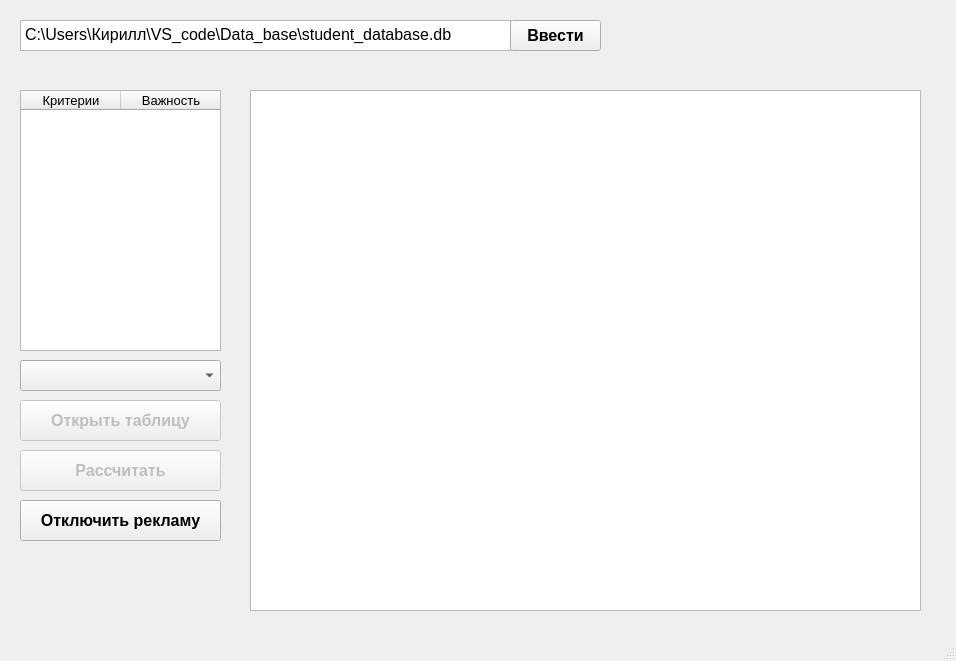
First picture: the form in mainwindow.ui, repository L0BERY/hierarchy-analysis, before the edit.
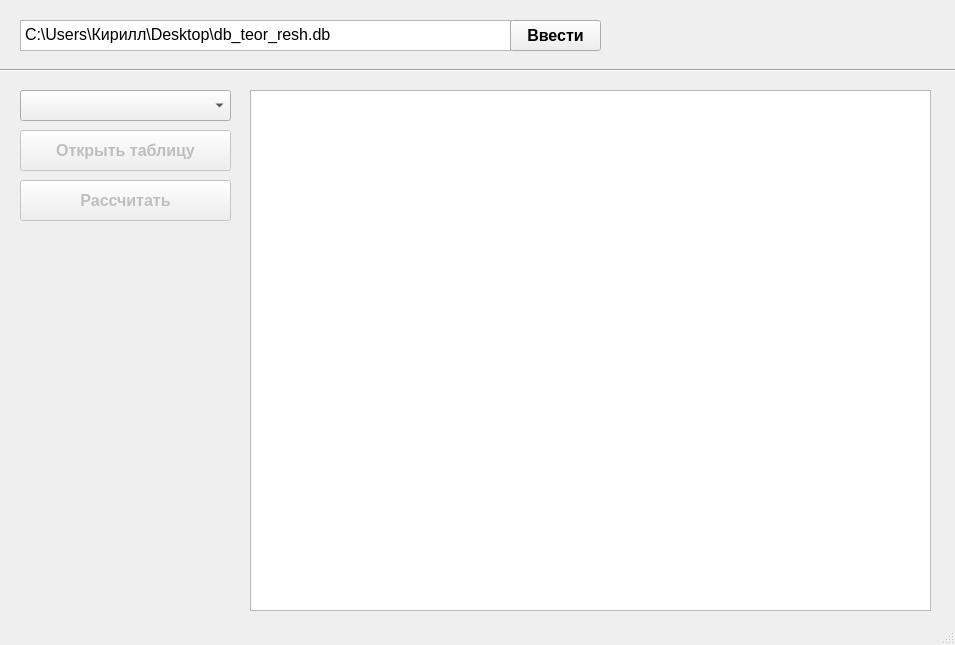
Second picture: the form after the edit.

Diff of the .ui file:
```diff
--- a/mainwindow.ui
+++ b/mainwindow.ui
@@ -6,8 +6,8 @@
    <rect>
     <x>0</x>
     <y>0</y>
-    <width>956</width>
-    <height>661</height>
+    <width>955</width>
+    <height>645</height>
    </rect>
   </property>
   <property name="windowTitle">
@@ -38,48 +38,12 @@
 &lt;html&gt;&lt;head&gt;&lt;meta name=&quot;qrichtext&quot; content=&quot;1&quot; /&gt;&lt;style type=&quot;text/css&quot;&gt;
 p, li { white-space: pre-wrap; }
 &lt;/style&gt;&lt;/head&gt;&lt;body style=&quot; font-family:'MS Shell Dlg 2'; font-size:12pt; font-weight:400; font-style:normal;&quot;&gt;
-&lt;p style=&quot; margin-top:0px; margin-bottom:0px; margin-left:0px; margin-right:0px; -qt-block-indent:0; text-indent:0px;&quot;&gt;C:\Users\Кирилл\VS_code\Data_base\student_database.db&lt;/p&gt;&lt;/body&gt;&lt;/html&gt;</string>
+&lt;p style=&quot; margin-top:0px; margin-bottom:0px; margin-left:0px; margin-right:0px; -qt-block-indent:0; text-indent:0px;&quot;&gt;C:\Users\Кирилл\Desktop\db_teor_resh.db&lt;/p&gt;&lt;/body&gt;&lt;/html&gt;</string>
     </property>
     <property name="placeholderText">
      <string>Введите путь к базе данных</string>
     </property>
    </widget>
-   <widget class="QTableWidget" name="table_kriter">
-    <property name="geometry">
-     <rect>
-      <x>20</x>
-      <y>90</y>
-      <width>201</width>
-      <height>261</height>
-     </rect>
-    </property>
-    <property name="horizontalScrollBarPolicy">
-     <enum>Qt::ScrollBarAlwaysOff</enum>
-    </property>
-    <property name="showGrid">
-     <bool>true</bool>
-    </property>
-    <column>
-     <property name="text">
-      <string>Критерии</string>
-     </property>
-     <property name="font">
-      <font>
-       <pointsize>10</pointsize>
-      </font>
-     </property>
-    </column>
-    <column>
-     <property name="text">
-      <string>Важность</string>
-     </property>
-     <property name="font">
-      <font>
-       <pointsize>10</pointsize>
-      </font>
-     </property>
-    </column>
-   </widget>
    <widget class="QPushButton" name="but_file_path">
     <property name="geometry">
      <rect>
@@ -103,61 +67,6 @@
      <string>Ввести</string>
     </property>
    </widget>
-   <widget class="QPushButton" name="but_start">
-    <property name="enabled">
-     <bool>false</bool>
-    </property>
-    <property name="geometry">
-     <rect>
-      <x>20</x>
-      <y>450</y>
-      <width>201</width>
-      <height>41</height>
-     </rect>
-    </property>
-    <property name="font">
-     <font>
-      <pointsize>12</pointsize>
-      <weight>75</weight>
-      <bold>true</bold>
-     </font>
-    </property>
-    <property name="cursor">
-     <cursorShape>PointingHandCursor</cursorShape>
-    </property>
-    <property name="text">
-     <string>Рассчитать</string>
-    </property>
-    <property name="checkable">
-     <bool>false</bool>
-    </property>
-    <property name="checked">
-     <bool>false</bool>
-    </property>
-   </widget>
-   <widget class="QPushButton" name="but_add">
-    <property name="geometry">
-     <rect>
-      <x>20</x>
-      <y>500</y>
-      <width>201</width>
-      <height>41</height>
-     </rect>
-    </property>
-    <property name="font">
-     <font>
-      <pointsize>12</pointsize>
-      <weight>75</weight>
-      <bold>true</bold>
-     </font>
-    </property>
-    <property name="cursor">
-     <cursorShape>PointingHandCursor</cursorShape>
-    </property>
-    <property name="text">
-     <string>Отключить рекламу</string>
-    </property>
-   </widget>
    <widget class="QLabel" name="text_state">
     <property name="geometry">
      <rect>
@@ -192,7 +101,7 @@
      <rect>
       <x>250</x>
       <y>90</y>
-      <width>671</width>
+      <width>681</width>
       <height>521</height>
      </rect>
     </property>
@@ -204,45 +113,100 @@
      </font>
     </property>
    </widget>
-   <widget class="QPushButton" name="but_show_db">
-    <property name="enabled">
-     <bool>false</bool>
-    </property>
+   <widget class="Line" name="line">
     <property name="geometry">
      <rect>
-      <x>20</x>
-      <y>400</y>
-      <width>201</width>
-      <height>41</height>
+      <x>0</x>
+      <y>60</y>
+      <width>961</width>
+      <height>21</height>
      </rect>
     </property>
-    <property name="font">
-     <font>
-      <pointsize>12</pointsize>
-      <weight>75</weight>
-      <bold>true</bold>
-     </font>
-    </property>
-    <property name="text">
-     <string>Открыть таблицу</string>
+    <property name="orientation">
+     <enum>Qt::Horizontal</enum>
     </property>
    </widget>
-   <widget class="QComboBox" name="choice_table">
+   <widget class="QWidget" name="widget" native="true">
     <property name="geometry">
      <rect>
       <x>20</x>
-      <y>360</y>
-      <width>201</width>
-      <height>31</height>
+      <y>90</y>
+      <width>211</width>
+      <height>131</height>
      </rect>
     </property>
-    <property name="font">
-     <font>
-      <pointsize>12</pointsize>
-      <weight>75</weight>
-      <bold>true</bold>
-     </font>
-    </property>
+    <widget class="QComboBox" name="choice_table">
+     <property name="geometry">
+      <rect>
+       <x>0</x>
+       <y>0</y>
+       <width>211</width>
+       <height>31</height>
+      </rect>
+     </property>
+     <property name="font">
+      <font>
+       <pointsize>12</pointsize>
+       <weight>75</weight>
+       <bold>true</bold>
+      </font>
+     </property>
+    </widget>
+    <widget class="QPushButton" name="but_start">
+     <property name="enabled">
+      <bool>false</bool>
+     </property>
+     <property name="geometry">
+      <rect>
+       <x>0</x>
+       <y>90</y>
+       <width>211</width>
+       <height>41</height>
+      </rect>
+     </property>
+     <property name="font">
+      <font>
+       <pointsize>12</pointsize>
+       <weight>75</weight>
+       <bold>true</bold>
+      </font>
+     </property>
+     <property name="cursor">
+      <cursorShape>PointingHandCursor</cursorShape>
+     </property>
+     <property name="text">
+      <string>Рассчитать</string>
+     </property>
+     <property name="checkable">
+      <bool>false</bool>
+     </property>
+     <property name="checked">
+      <bool>false</bool>
+     </property>
+    </widget>
+    <widget class="QPushButton" name="but_show_db">
+     <property name="enabled">
+      <bool>false</bool>
+     </property>
+     <property name="geometry">
+      <rect>
+       <x>0</x>
+       <y>40</y>
+       <width>211</width>
+       <height>41</height>
+      </rect>
+     </property>
+     <property name="font">
+      <font>
+       <pointsize>12</pointsize>
+       <weight>75</weight>
+       <bold>true</bold>
+      </font>
+     </property>
+     <property name="text">
+      <string>Открыть таблицу</string>
+     </property>
+    </widget>
    </widget>
   </widget>
   <widget class="QStatusBar" name="statusbar"/>
```
Left out of the diff: 2 changed lines with no effect on the pictures.
